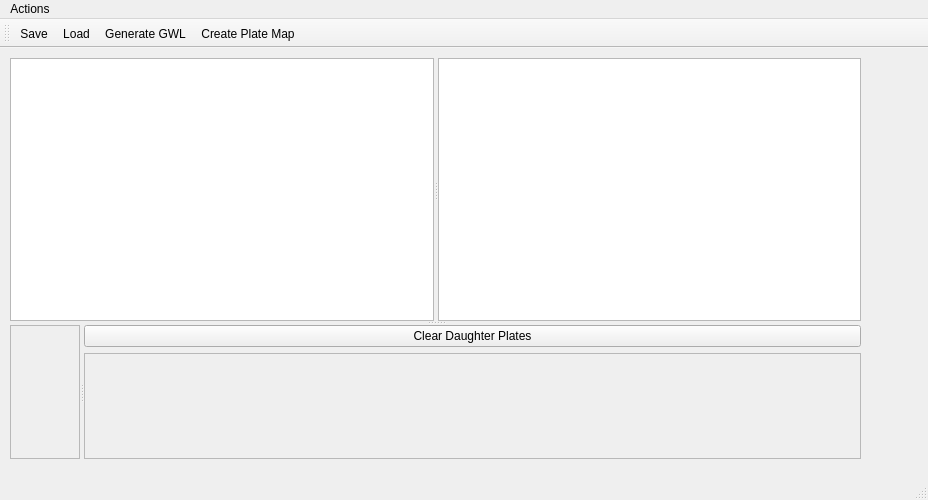
Praiseplatinum32/InvenesisDBapp, file src/tecan_integration/tecanwindow.ui: the form before one commit.
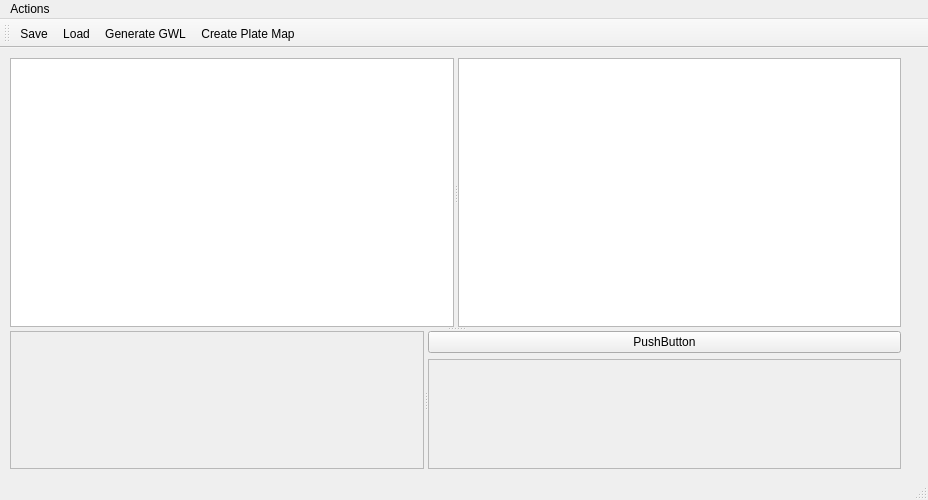
The form after the commit. Icons and pictures are not drawn. Custom widgets are drawn as their Qt base class.

```diff
--- a/src/tecan_integration/tecanwindow.ui
+++ b/src/tecan_integration/tecanwindow.ui
@@ -19,10 +19,14 @@
      <rect>
       <x>10</x>
       <y>10</y>
-      <width>851</width>
-      <height>401</height>
+      <width>891</width>
+      <height>411</height>
      </rect>
     </property>
+    <property name="orientation">
+     <enum>Qt::Orientation::Vertical</enum>
+    </property>
+    <widget class="QSplitter" name="splitter_2">
     <property name="orientation">
      <enum>Qt::Orientation::Vertical</enum>
     </property>
@@ -33,10 +37,14 @@
      <widget class="QTableView" name="testRequestTableView"/>
      <widget class="DraggableTableView" name="compoundQueryTableView"/>
     </widget>
-    <widget class="QSplitter" name="splitter_2">
+    </widget>
+    <widget class="QSplitter" name="splitter_1">
      <property name="orientation">
       <enum>Qt::Orientation::Horizontal</enum>
      </property>
+     <widget class="QWidget" name="verticalLayoutWidget">
+      <layout class="QVBoxLayout" name="verticalLayout_4">
+       <item>
      <widget class="QScrollArea" name="plateDisplayScrollArea">
       <property name="widgetResizable">
        <bool>true</bool>
@@ -46,22 +54,21 @@
         <rect>
          <x>0</x>
          <y>0</y>
-         <width>58</width>
-         <height>124</height>
+            <width>510</width>
+            <height>98</height>
         </rect>
        </property>
       </widget>
      </widget>
-     <widget class="QWidget" name="layoutWidget">
-      <layout class="QVBoxLayout" name="verticalLayout">
+       </item>
+      </layout>
+     </widget>
+     <widget class="QWidget" name="verticalLayoutWidget_2">
+      <layout class="QVBoxLayout" name="verticalLayout_5">
        <item>
         <widget class="QPushButton" name="clearPlatesButton">
          <property name="text">
-          <string>Clear Daughter Plates</string>
-         </property>
-         <property name="icon">
-          <iconset>
-           <normaloff>icon/effacer.png</normaloff>icon/effacer.png</iconset>
+          <string>PushButton</string>
          </property>
         </widget>
        </item>
@@ -75,8 +82,8 @@
            <rect>
             <x>0</x>
             <y>0</y>
-            <width>784</width>
-            <height>95</height>
+            <width>369</width>
+            <height>68</height>
            </rect>
           </property>
          </widget>
```
Left out of the diff: 2 changed lines with no effect on the pictures. Lines whose indentation alone changed are shown as unchanged.
